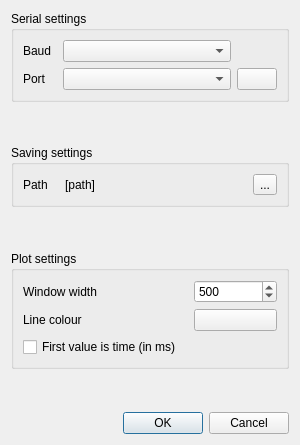
Before: the Qt Designer form ui/settings_dlg.ui in antgon/microdaq, drawn with Qt 5.
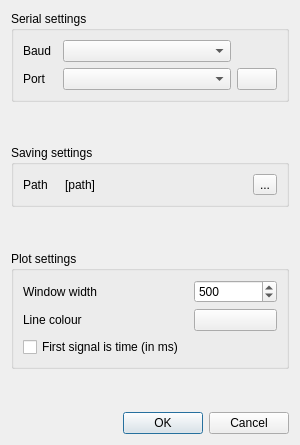
After: the same form once the commit is applied. Icons and pictures are not drawn.

What changed in the file:
```diff
--- a/ui/settings_dlg.ui
+++ b/ui/settings_dlg.ui
@@ -203,7 +203,7 @@
          <string>The first input value is time in milliseconds</string>
         </property>
         <property name="text">
-         <string>First value is time (in ms)</string>
+         <string>First signal is time (in ms)</string>
         </property>
        </widget>
       </item>
```
Left out of the diff: 2 changed lines with no effect on the pictures.
